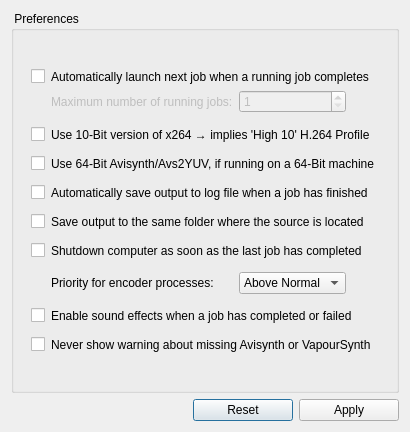
lordmulder/Simple-x264-Launcher, file gui/win_preferences.ui: the form before one commit.
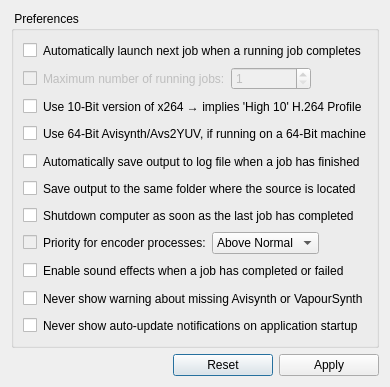
The form after the commit. Icons and pictures are not drawn.

Commit message: Implemented update reminder to main window. Also added option to disable update reminder to preferences dialog.

```diff
--- a/gui/win_preferences.ui
+++ b/gui/win_preferences.ui
@@ -9,8 +9,8 @@
    <rect>
     <x>0</x>
     <y>0</y>
-    <width>379</width>
-    <height>432</height>
+    <width>372</width>
+    <height>387</height>
    </rect>
   </property>
   <property name="windowTitle">
@@ -21,76 +21,70 @@
   </property>
   <layout class="QVBoxLayout" name="verticalLayout">
    <item>
-    <widget class="QGroupBox" name="groupBox">
-     <property name="sizePolicy">
-      <sizepolicy hsizetype="Preferred" vsizetype="Expanding">
-       <horstretch>0</horstretch>
-       <verstretch>0</verstretch>
-      </sizepolicy>
-     </property>
+    <widget class="QGroupBox" name="groupBox_2">
      <property name="title">
       <string> Preferences </string>
      </property>
      <layout class="QVBoxLayout" name="verticalLayout_2">
       <item>
-       <layout class="QGridLayout" name="gridLayout">
-        <item row="13" column="1" colspan="5">
-         <spacer name="verticalSpacer_8">
-          <property name="orientation">
-           <enum>Qt::Vertical</enum>
-          </property>
-          <property name="sizeType">
-           <enum>QSizePolicy::Fixed</enum>
-          </property>
-          <property name="sizeHint" stdset="0">
-           <size>
-            <width>20</width>
-            <height>8</height>
-           </size>
-          </property>
-         </spacer>
-        </item>
-        <item row="2" column="2" colspan="2">
-         <widget class="QLabel" name="labelJobCount">
-          <property name="enabled">
-           <bool>false</bool>
-          </property>
-          <property name="toolTip">
-           <string>If the specified number of jobs (or even more) is already running, the next one will NOT be launched yet.</string>
-          </property>
+       <layout class="QVBoxLayout" name="verticalLayout_3">
+        <item>
+         <layout class="QHBoxLayout" name="horizontalLayout_2">
+          <item>
+           <widget class="QCheckBox" name="checkRunNextJob">
           <property name="text">
-           <string>Maximum number of running jobs:</string>
+             <string notr="true"/>
           </property>
          </widget>
         </item>
-        <item row="1" column="2" colspan="4">
+          <item>
          <widget class="QLabel" name="labelRunNextJob">
           <property name="text">
            <string>Automatically launch next job when a running job completes</string>
           </property>
          </widget>
         </item>
-        <item row="1" column="1">
-         <widget class="QCheckBox" name="checkRunNextJob">
-          <property name="text">
-           <string notr="true"/>
-          </property>
-         </widget>
-        </item>
-        <item row="2" column="5">
-         <spacer name="horizontalSpacer_4">
+          <item>
+           <spacer name="horizontalSpacer_6">
           <property name="orientation">
            <enum>Qt::Horizontal</enum>
           </property>
           <property name="sizeHint" stdset="0">
            <size>
-            <width>0</width>
+              <width>40</width>
             <height>20</height>
            </size>
           </property>
          </spacer>
         </item>
-        <item row="2" column="4">
+         </layout>
+        </item>
+        <item>
+         <layout class="QHBoxLayout" name="horizontalLayout_3">
+          <item>
+           <widget class="QCheckBox" name="checkBoxDummy1">
+            <property name="enabled">
+             <bool>false</bool>
+            </property>
+            <property name="text">
+             <string/>
+            </property>
+           </widget>
+          </item>
+          <item>
+           <widget class="QLabel" name="labelJobCount">
+            <property name="enabled">
+             <bool>false</bool>
+            </property>
+            <property name="toolTip">
+             <string>If the specified number of jobs (or even more) is already running, the next one will NOT be launched yet.</string>
+            </property>
+            <property name="text">
+             <string>Maximum number of running jobs:</string>
+            </property>
+           </widget>
+          </item>
+          <item>
          <widget class="QSpinBox" name="spinBoxJobCount">
           <property name="enabled">
            <bool>false</bool>
@@ -112,197 +106,204 @@
           </property>
          </widget>
         </item>
-        <item row="6" column="1">
-         <widget class="QCheckBox" name="checkUse64BitAvs2YUV">
-          <property name="toolTip">
-           <string>If this option is un-checked (default), then 32-Bit Avisynth will be used - even when using 64-Bit x264.
-Please be aware that this option does NOT have any effect on 32-Bit systems.</string>
-          </property>
-          <property name="text">
-           <string notr="true"/>
-          </property>
-         </widget>
-        </item>
-        <item row="3" column="1" colspan="5">
-         <spacer name="verticalSpacer">
+          <item>
+           <spacer name="horizontalSpacer_7">
           <property name="orientation">
-           <enum>Qt::Vertical</enum>
-          </property>
-          <property name="sizeType">
-           <enum>QSizePolicy::Fixed</enum>
-          </property>
+             <enum>Qt::Horizontal</enum>
+            </property>
           <property name="sizeHint" stdset="0">
            <size>
-            <width>20</width>
-            <height>8</height>
+              <width>40</width>
+              <height>20</height>
            </size>
           </property>
          </spacer>
         </item>
-        <item row="12" column="1">
-         <widget class="QCheckBox" name="checkShutdownComputer">
-          <property name="text">
-           <string notr="true"/>
-          </property>
-         </widget>
+         </layout>
         </item>
-        <item row="12" column="2" colspan="4">
-         <widget class="QLabel" name="labelShutdownComputer">
-          <property name="text">
-           <string>Shutdown computer as soon as the last job has completed</string>
-          </property>
-         </widget>
-        </item>
-        <item row="0" column="1" colspan="5">
-         <spacer name="verticalSpacer_2">
-          <property name="orientation">
-           <enum>Qt::Vertical</enum>
-          </property>
-          <property name="sizeType">
-           <enum>QSizePolicy::Fixed</enum>
-          </property>
-          <property name="sizeHint" stdset="0">
-           <size>
-            <width>20</width>
-            <height>12</height>
-           </size>
-          </property>
-         </spacer>
-        </item>
-        <item row="19" column="1" colspan="5">
-         <spacer name="verticalSpacer_3">
-          <property name="orientation">
-           <enum>Qt::Vertical</enum>
-          </property>
-          <property name="sizeType">
-           <enum>QSizePolicy::Fixed</enum>
-          </property>
-          <property name="sizeHint" stdset="0">
-           <size>
-            <width>20</width>
-            <height>12</height>
-           </size>
-          </property>
-         </spacer>
-        </item>
-        <item row="6" column="2" colspan="4">
-         <widget class="QLabel" name="labelUse64BitAvs2YUV">
-          <property name="toolTip">
-           <string>If this option is un-checked (default), then 32-Bit Avisynth will be used - even when using 64-Bit x264.
-Please be aware that this option does NOT have any effect on 32-Bit systems.</string>
-          </property>
-          <property name="text">
-           <string>Use 64-Bit Avisynth/Avs2YUV, if running on a 64-Bit machine</string>
-          </property>
-         </widget>
-        </item>
-        <item row="7" column="1" colspan="5">
-         <spacer name="verticalSpacer_4">
-          <property name="orientation">
-           <enum>Qt::Vertical</enum>
-          </property>
-          <property name="sizeType">
-           <enum>QSizePolicy::Fixed</enum>
-          </property>
-          <property name="sizeHint" stdset="0">
-           <size>
-            <width>20</width>
-            <height>8</height>
-           </size>
-          </property>
-         </spacer>
-        </item>
-        <item row="4" column="1">
+        <item>
+         <layout class="QHBoxLayout" name="horizontalLayout_5">
+          <item>
          <widget class="QCheckBox" name="checkUse10BitEncoding">
           <property name="text">
            <string notr="true"/>
           </property>
          </widget>
         </item>
-        <item row="4" column="2" colspan="4">
+          <item>
          <widget class="QLabel" name="labelUse10BitEncoding">
           <property name="text">
            <string>Use 10-Bit version of x264 → implies 'High 10' H.264 Profile</string>
           </property>
          </widget>
         </item>
-        <item row="5" column="1" colspan="5">
-         <spacer name="verticalSpacer_5">
+          <item>
+           <spacer name="horizontalSpacer_8">
           <property name="orientation">
-           <enum>Qt::Vertical</enum>
-          </property>
-          <property name="sizeType">
-           <enum>QSizePolicy::Fixed</enum>
-          </property>
+             <enum>Qt::Horizontal</enum>
+            </property>
+            <property name="sizeHint" stdset="0">
+             <size>
+              <width>40</width>
+              <height>20</height>
+             </size>
+            </property>
+           </spacer>
+          </item>
+         </layout>
+        </item>
+        <item>
+         <layout class="QHBoxLayout" name="horizontalLayout_6">
+          <item>
+           <widget class="QCheckBox" name="checkUse64BitAvs2YUV">
+            <property name="toolTip">
+             <string>If this option is un-checked (default), then 32-Bit Avisynth will be used - even when using 64-Bit x264.
+Please be aware that this option does NOT have any effect on 32-Bit systems.</string>
+            </property>
+            <property name="text">
+             <string notr="true"/>
+            </property>
+           </widget>
+          </item>
+          <item>
+           <widget class="QLabel" name="labelUse64BitAvs2YUV">
+            <property name="toolTip">
+             <string>If this option is un-checked (default), then 32-Bit Avisynth will be used - even when using 64-Bit x264.
+Please be aware that this option does NOT have any effect on 32-Bit systems.</string>
+            </property>
+            <property name="text">
+             <string>Use 64-Bit Avisynth/Avs2YUV, if running on a 64-Bit machine</string>
+            </property>
+           </widget>
+          </item>
+          <item>
+           <spacer name="horizontalSpacer_2">
+            <property name="orientation">
+             <enum>Qt::Horizontal</enum>
+            </property>
           <property name="sizeHint" stdset="0">
            <size>
-            <width>20</width>
-            <height>8</height>
+              <width>40</width>
+              <height>20</height>
            </size>
           </property>
          </spacer>
         </item>
-        <item row="8" column="1">
+         </layout>
+        </item>
+        <item>
+         <layout class="QHBoxLayout" name="horizontalLayout_8">
+          <item>
          <widget class="QCheckBox" name="checkSaveLogFiles">
           <property name="text">
            <string/>
           </property>
          </widget>
         </item>
-        <item row="8" column="2" colspan="4">
+          <item>
          <widget class="QLabel" name="labelSaveLogFiles">
           <property name="text">
            <string>Automatically save output to log file when a job has finished</string>
           </property>
          </widget>
         </item>
-        <item row="9" column="1" colspan="5">
-         <spacer name="verticalSpacer_6">
+          <item>
+           <spacer name="horizontalSpacer_3">
           <property name="orientation">
-           <enum>Qt::Vertical</enum>
-          </property>
-          <property name="sizeType">
-           <enum>QSizePolicy::Fixed</enum>
+             <enum>Qt::Horizontal</enum>
           </property>
           <property name="sizeHint" stdset="0">
            <size>
-            <width>20</width>
-            <height>8</height>
+              <width>40</width>
+              <height>20</height>
            </size>
           </property>
          </spacer>
         </item>
-        <item row="10" column="2" colspan="4">
+         </layout>
+        </item>
+        <item>
+         <layout class="QHBoxLayout" name="horizontalLayout_9">
+          <item>
+           <widget class="QCheckBox" name="checkSaveToSourceFolder">
+            <property name="text">
+             <string/>
+            </property>
+           </widget>
+          </item>
+          <item>
          <widget class="QLabel" name="labelSaveToSourceFolder">
           <property name="text">
            <string>Save output to the same folder where the source is located</string>
           </property>
          </widget>
         </item>
-        <item row="11" column="1" colspan="5">
-         <spacer name="verticalSpacer_7">
+          <item>
+           <spacer name="horizontalSpacer_4">
           <property name="orientation">
-           <enum>Qt::Vertical</enum>
-          </property>
-          <property name="sizeType">
-           <enum>QSizePolicy::Fixed</enum>
-          </property>
+             <enum>Qt::Horizontal</enum>
+            </property>
+            <property name="sizeHint" stdset="0">
+             <size>
+              <width>40</width>
+              <height>20</height>
+             </size>
+            </property>
+           </spacer>
+          </item>
+         </layout>
+        </item>
+        <item>
+         <layout class="QHBoxLayout" name="horizontalLayout_10">
+          <item>
+           <widget class="QCheckBox" name="checkShutdownComputer">
+            <property name="text">
+             <string notr="true"/>
+            </property>
+           </widget>
+          </item>
+          <item>
+           <widget class="QLabel" name="labelShutdownComputer">
+            <property name="text">
+             <string>Shutdown computer as soon as the last job has completed</string>
+            </property>
+           </widget>
+          </item>
+          <item>
+           <spacer name="horizontalSpacer_5">
+            <property name="orientation">
+             <enum>Qt::Horizontal</enum>
+            </property>
           <property name="sizeHint" stdset="0">
            <size>
-            <width>20</width>
-            <height>8</height>
+              <width>40</width>
+              <height>20</height>
            </size>
           </property>
          </spacer>
         </item>
-        <item row="10" column="1">
-         <widget class="QCheckBox" name="checkSaveToSourceFolder">
+         </layout>
+        </item>
+        <item>
+         <layout class="QHBoxLayout" name="horizontalLayout_11">
+          <item>
+           <widget class="QCheckBox" name="checkBoxDummy2">
+            <property name="enabled">
+             <bool>false</bool>
+            </property>
           <property name="text">
            <string/>
           </property>
          </widget>
         </item>
-        <item row="14" column="4">
+          <item>
+           <widget class="QLabel" name="labelProcessPriority">
+            <property name="text">
+             <string>Priority for encoder processes:</string>
+            </property>
+           </widget>
+          </item>
+          <item>
          <widget class="QComboBox" name="comboBoxPriority">
           <property name="editable">
            <bool>false</bool>
@@ -332,8 +333,8 @@
           </item>
          </widget>
         </item>
-        <item row="14" column="5">
-         <spacer name="horizontalSpacer_5">
+          <item>
+           <spacer name="horizontalSpacer_9">
           <property name="orientation">
            <enum>Qt::Horizontal</enum>
           </property>
@@ -345,104 +346,103 @@
           </property>
          </spacer>
         </item>
-        <item row="14" column="2" colspan="2">
-         <widget class="QLabel" name="labelProcessPriority">
-          <property name="text">
-           <string>Priority for encoder processes:</string>
-          </property>
-         </widget>
+         </layout>
         </item>
-        <item row="16" column="1">
+        <item>
+         <layout class="QHBoxLayout" name="horizontalLayout_12">
+          <item>
          <widget class="QCheckBox" name="checkEnableSounds">
           <property name="text">
            <string/>
           </property>
          </widget>
         </item>
-        <item row="16" column="2" colspan="4">
+          <item>
          <widget class="QLabel" name="labelEnableSounds">
           <property name="text">
            <string>Enable sound effects when a job has completed or failed</string>
           </property>
          </widget>
         </item>
-        <item row="15" column="1" colspan="5">
-         <spacer name="verticalSpacer_9">
+          <item>
+           <spacer name="horizontalSpacer_10">
           <property name="orientation">
-           <enum>Qt::Vertical</enum>
-          </property>
-          <property name="sizeType">
-           <enum>QSizePolicy::Fixed</enum>
+             <enum>Qt::Horizontal</enum>
           </property>
           <property name="sizeHint" stdset="0">
            <size>
-            <width>20</width>
-            <height>8</height>
+              <width>40</width>
+              <height>20</height>
            </size>
           </property>
          </spacer>
         </item>
-        <item row="18" column="2" colspan="4">
+         </layout>
+        </item>
+        <item>
+         <layout class="QHBoxLayout" name="horizontalLayout_13">
+          <property name="spacing">
+           <number>6</number>
+          </property>
+          <item>
+           <widget class="QCheckBox" name="checkDisableWarnings">
+            <property name="text">
+             <string/>
+            </property>
+           </widget>
+          </item>
+          <item>
          <widget class="QLabel" name="labelDisableWarnings">
           <property name="text">
            <string>Never show warning about missing Avisynth or VapourSynth</string>
           </property>
          </widget>
         </item>
-        <item row="18" column="1">
-         <widget class="QCheckBox" name="checkDisableWarnings">
+          <item>
+           <spacer name="horizontalSpacer_11">
+            <property name="orientation">
+             <enum>Qt::Horizontal</enum>
+            </property>
+            <property name="sizeHint" stdset="0">
+             <size>
+              <width>40</width>
+              <height>20</height>
+             </size>
+            </property>
+           </spacer>
+          </item>
+         </layout>
+        </item>
+        <item>
+         <layout class="QHBoxLayout" name="horizontalLayout_4">
+          <item>
+           <widget class="QCheckBox" name="checkNoUpdateReminder">
           <property name="text">
            <string/>
           </property>
          </widget>
         </item>
-        <item row="17" column="1" colspan="5">
-         <spacer name="verticalSpacer_10">
-          <property name="orientation">
-           <enum>Qt::Vertical</enum>
-          </property>
-          <property name="sizeType">
-           <enum>QSizePolicy::Fixed</enum>
-          </property>
-          <property name="sizeHint" stdset="0">
-           <size>
-            <width>20</width>
-            <height>8</height>
-           </size>
-          </property>
-         </spacer>
-        </item>
-        <item row="1" column="6" rowspan="18">
-         <spacer name="horizontalSpacer_3">
+          <item>
+           <widget class="QLabel" name="labelNoUpdateReminder">
+            <property name="text">
+             <string>Never show auto-update notifications on application startup</string>
+            </property>
+           </widget>
+          </item>
+          <item>
+           <spacer name="horizontalSpacer_14">
           <property name="orientation">
            <enum>Qt::Horizontal</enum>
           </property>
-          <property name="sizeType">
-           <enum>QSizePolicy::Fixed</enum>
-          </property>
           <property name="sizeHint" stdset="0">
            <size>
-            <width>12</width>
+              <width>40</width>
             <height>20</height>
            </size>
           </property>
          </spacer>
         </item>
-        <item row="1" column="0" rowspan="18">
-         <spacer name="horizontalSpacer_2">
-          <property name="orientation">
-           <enum>Qt::Horizontal</enum>
-          </property>
-          <property name="sizeType">
-           <enum>QSizePolicy::Fixed</enum>
-          </property>
-          <property name="sizeHint" stdset="0">
-           <size>
-            <width>8</width>
-            <height>20</height>
-           </size>
-          </property>
-         </spacer>
+         </layout>
         </item>
        </layout>
       </item>
```
Left out of the diff: 6 changed lines with no effect on the pictures. Lines whose indentation alone changed are shown as unchanged. The commit also changes 16 other files.
